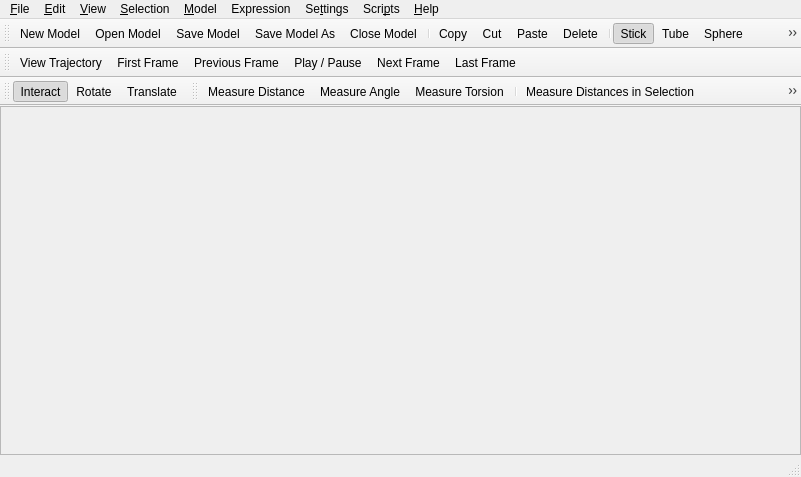
Above: branches/nugui/src/gui/mainwindow.ui from trisyoungs/aten before the change. Below: the same form after it.
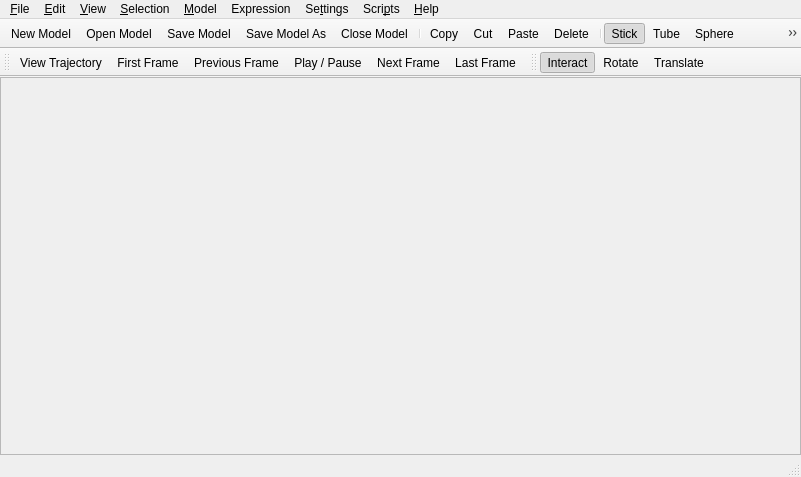
That is the form after the change. Icons and pictures are not drawn.

Commit message: Added extra text definitions for pick-related user actions. Tweaked some more icons. Removed now-defunctsrc/gui/measureactions.cpp, src/gui/bondactions.cpp and src/gui/drawactions.cpp from repo, along with unneeded (new) src/gui/toolbar_funcs.cpp. Added Settings menu entry to show main ToolBox. Moved measurement tools to Geometry dock widget.

Diff of the .ui file:
```diff
--- a/branches/nugui/src/gui/mainwindow.ui
+++ b/branches/nugui/src/gui/mainwindow.ui
@@ -44,6 +44,9 @@
   </property>
   <widget class="QWidget" name="MainWindowLayout">
    <layout class="QVBoxLayout" name="verticalLayout">
+    <property name="margin">
+     <number>0</number>
+    </property>
     <item>
      <widget class="QFrame" name="ViewFrame">
       <property name="frameShape">
@@ -301,7 +304,7 @@
     <string>File / Model</string>
    </property>
    <property name="movable">
-    <bool>true</bool>
+    <bool>false</bool>
    </property>
    <property name="orientation">
     <enum>Qt::Horizontal</enum>
@@ -359,8 +362,8 @@
    </property>
    <property name="iconSize">
     <size>
-     <width>24</width>
-     <height>24</height>
+     <width>20</width>
+     <height>20</height>
     </size>
    </property>
    <attribute name="toolBarArea">
@@ -385,48 +388,20 @@
    </property>
    <property name="iconSize">
     <size>
-     <width>24</width>
-     <height>24</height>
+     <width>20</width>
+     <height>20</height>
     </size>
    </property>
    <attribute name="toolBarArea">
     <enum>TopToolBarArea</enum>
    </attribute>
    <attribute name="toolBarBreak">
-    <bool>true</bool>
+    <bool>false</bool>
    </attribute>
    <addaction name="actionMouseInteract"/>
    <addaction name="actionMouseRotate"/>
    <addaction name="actionMouseTranslate"/>
   </widget>
-  <widget class="QToolBar" name="MeasureToolbar">
-   <property name="windowTitle">
-    <string>Measure</string>
-   </property>
-   <property name="orientation">
-    <enum>Qt::Horizontal</enum>
-   </property>
-   <property name="iconSize">
-    <size>
-     <width>24</width>
-     <height>24</height>
-    </size>
-   </property>
-   <attribute name="toolBarArea">
-    <enum>TopToolBarArea</enum>
-   </attribute>
-   <attribute name="toolBarBreak">
-    <bool>false</bool>
-   </attribute>
-   <addaction name="actionMeasureDistance"/>
-   <addaction name="actionMeasureAngle"/>
-   <addaction name="actionMeasureTorsion"/>
-   <addaction name="separator"/>
-   <addaction name="actionMeasureDistanceSelection"/>
-   <addaction name="actionMeasureAngleSelection"/>
-   <addaction name="actionMeasureTorsionSelection"/>
-   <addaction name="actionMeasureClearAll"/>
-  </widget>
   <action name="actionFileOpen">
    <property name="icon">
     <iconset resource="icons.qrc">
@@ -787,42 +762,6 @@
     <string>Expand current selection by one step along bonds</string>
    </property>
   </action>
-  <action name="actionMeasureDistance">
-   <property name="checkable">
-    <bool>true</bool>
-   </property>
-   <property name="icon">
-    <iconset resource="icons.qrc">
-     <normaloff>:/geometry/icons/measure_distance.svg</normaloff>:/geometry/icons/measure_distance.svg</iconset>
-   </property>
-   <property name="text">
-    <string>Measure Distance</string>
-   </property>
-  </action>
-  <action name="actionMeasureAngle">
-   <property name="checkable">
-    <bool>true</bool>
-   </property>
-   <property name="icon">
-    <iconset resource="icons.qrc">
-     <normaloff>:/geometry/icons/measure_angle.svg</normaloff>:/geometry/icons/measure_angle.svg</iconset>
-   </property>
-   <property name="text">
-    <string>Measure Angle</string>
-   </property>
-  </action>
-  <action name="actionMeasureTorsion">
-   <property name="checkable">
-    <bool>true</bool>
-   </property>
-   <property name="icon">
-    <iconset resource="icons.qrc">
-     <normaloff>:/geometry/icons/measure_torsion.svg</normaloff>:/geometry/icons/measure_torsion.svg</iconset>
-   </property>
-   <property name="text">
-    <string>Measure Torsion</string>
-   </property>
-  </action>
   <action name="actionViewReset">
    <property name="text">
     <string>Reset View</string>
@@ -1378,51 +1317,6 @@
     <string>Probe individual atoms</string>
    </property>
   </action>
-  <action name="actionMeasureDistanceSelection">
-   <property name="icon">
-    <iconset resource="icons.qrc">
-     <normaloff>:/geometry/icons/measure_distancesel.svg</normaloff>:/geometry/icons/measure_distancesel.svg</iconset>
-   </property>
-   <property name="text">
-    <string>Measure Distances in Selection</string>
-   </property>
-   <property name="toolTip">
-    <string>Measure all bond distances in selection</string>
-   </property>
-  </action>
-  <action name="actionMeasureAngleSelection">
-   <property name="icon">
-    <iconset resource="icons.qrc">
-     <normaloff>:/geometry/icons/measure_anglesel.svg</normaloff>:/geometry/icons/measure_anglesel.svg</iconset>
-   </property>
-   <property name="text">
-    <string>Measure Angles in Selection</string>
-   </property>
-   <property name="toolTip">
-    <string>Measure all bond angles in selection</string>
-   </property>
-  </action>
-  <action name="actionMeasureTorsionSelection">
-   <property name="icon">
-    <iconset resource="icons.qrc">
-     <normaloff>:/geometry/icons/measure_torsionsel.svg</normaloff>:/geometry/icons/measure_torsionsel.svg</iconset>
-   </property>
-   <property name="text">
-    <string>Measure Torsions in Selection</string>
-   </property>
-   <property name="toolTip">
-    <string>Measure all torsion angles in selection</string>
-   </property>
-  </action>
-  <action name="actionMeasureClearAll">
-   <property name="icon">
-    <iconset resource="icons.qrc">
-     <normaloff>:/basic/icons/basic_cross.svg</normaloff>:/basic/icons/basic_cross.svg</iconset>
-   </property>
-   <property name="text">
-    <string>Clear</string>
-   </property>
-  </action>
   <action name="actionLoadForcefield">
    <property name="icon">
     <iconset resource="icons.qrc">
```
Left out of the diff: 63 changed lines with no effect on the pictures. The commit also changes 63 other files.
